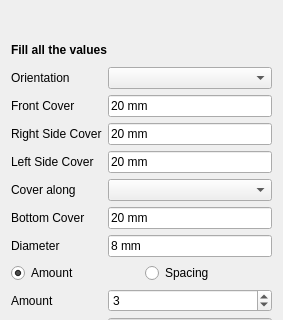
First picture: the form in StraightRebar.ui, repository amrit3701/FreeCAD-Reinforcement, before the edit; both pictures show x 0 to 283 and y 0 to 320 of the 283 by 478 pixel window.
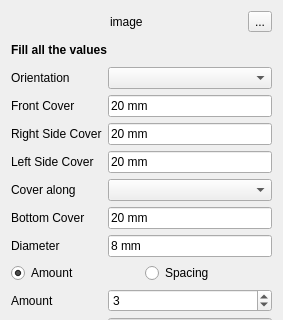
Second picture: the form after the edit. Custom widgets are drawn as their Qt base class.

Commit message: Added detail description icon from Striaght, LShape and Stirrup rebar

Diff of the .ui file:
```diff
--- a/StraightRebar.ui
+++ b/StraightRebar.ui
@@ -53,17 +53,8 @@
      </item>
     </layout>
    </item>
-   <item row="0" column="0" alignment="Qt::AlignHCenter">
-    <widget class="QLabel" name="image">
-     <property name="sizePolicy">
-      <sizepolicy hsizetype="Preferred" vsizetype="Preferred">
-       <horstretch>0</horstretch>
-       <verstretch>0</verstretch>
-      </sizepolicy>
-     </property>
-     <property name="layoutDirection">
-      <enum>Qt::LeftToRight</enum>
-     </property>
+   <item row="10" column="0">
+    <widget class="QLabel" name="PickSelectedFaceLabel">
      <property name="text">
       <string/>
      </property>
@@ -278,6 +269,42 @@
      </item>
     </layout>
    </item>
+   <item row="0" column="0">
+    <layout class="QHBoxLayout" name="horizontalLayout_3">
+     <item alignment="Qt::AlignHCenter">
+      <widget class="QLabel" name="image">
+       <property name="text">
+        <string>image</string>
+       </property>
+      </widget>
+     </item>
+     <item alignment="Qt::AlignTop">
+      <widget class="QToolButton" name="toolButton">
+       <property name="enabled">
+        <bool>true</bool>
+       </property>
+       <property name="sizePolicy">
+        <sizepolicy hsizetype="Maximum" vsizetype="Maximum">
+         <horstretch>50</horstretch>
+         <verstretch>0</verstretch>
+        </sizepolicy>
+       </property>
+       <property name="maximumSize">
+        <size>
+         <width>16777215</width>
+         <height>16777214</height>
+        </size>
+       </property>
+       <property name="text">
+        <string>...</string>
+       </property>
+       <property name="toolButtonStyle">
+        <enum>Qt::ToolButtonIconOnly</enum>
+       </property>
+      </widget>
+     </item>
+    </layout>
+   </item>
   </layout>
  </widget>
  <customwidgets>
```
Left out of the diff: 7 changed lines with no effect on the pictures. The commit also changes 5 other files.
